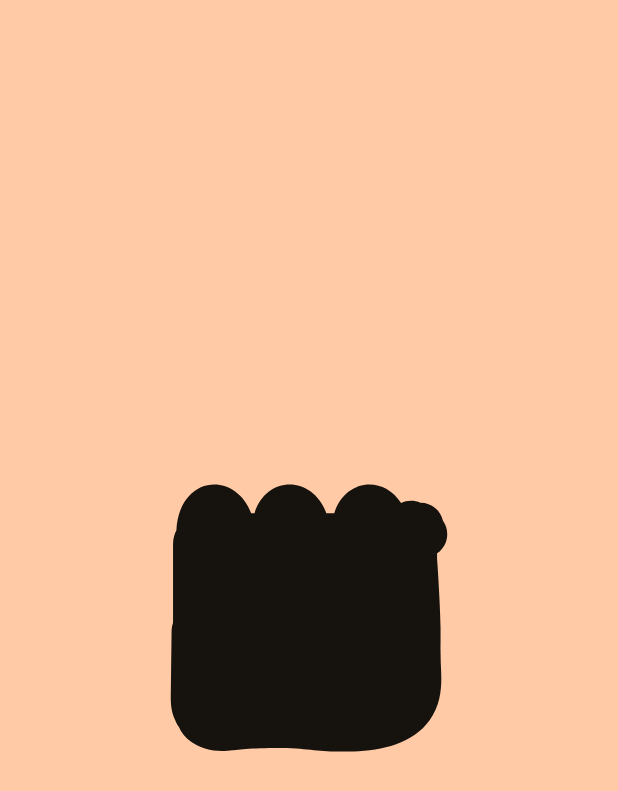
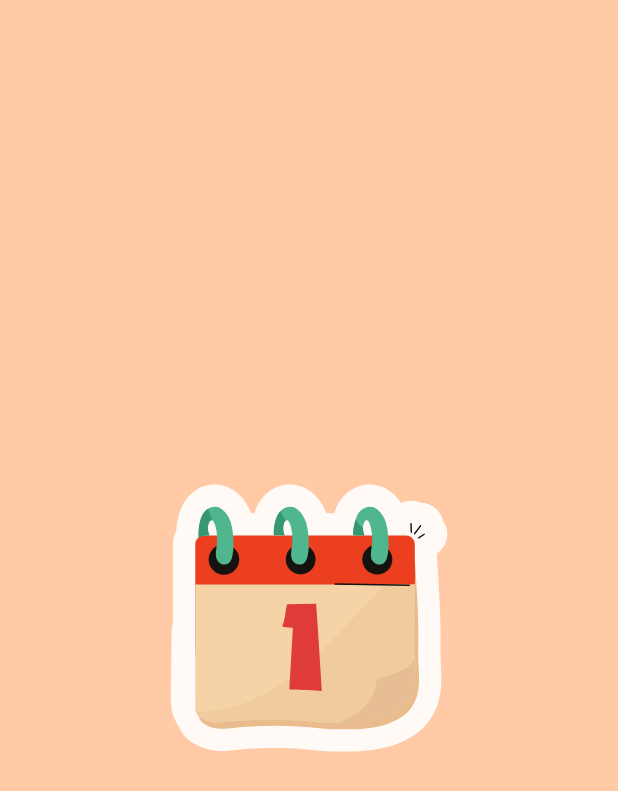
Before and after one commit to Vuoncog/Calendar_App, an Android app built with Jetpack Compose: the first screen one second after launch (MainActivity), on a phone screen of 412 x 824 dp. Shown: the top 791 px of the screen. Run offline under Robolectric (Android 15) with nearby library versions, the phone set to English and light mode, and no system bars; our stand-ins replace Dagger/Hilt's generated code, Firebase (no records; nobody signed in at launch, a user with empty details on screens opened directly), accompanist.

Commit message:
[Update] Change Icon App

```diff
--- a/app/src/main/AndroidManifest.xml
+++ b/app/src/main/AndroidManifest.xml
@@ -14,8 +14,8 @@
         android:allowBackup="true"
         android:dataExtractionRules="@xml/data_extraction_rules"
         android:fullBackupContent="@xml/backup_rules"
-        android:icon="@mipmap/ic_launcher"
-        android:label="@string/app_name"
+        android:icon="@drawable/scheme_logo"
+        android:label="@string/scheme"
         android:roundIcon="@mipmap/ic_launcher_round"
         android:supportsRtl="true"
         android:theme="@style/Theme.TaskManagementApp"
--- a/app/src/main/java/com/example/taskmanagementapp/ui/screens/AnimatedSplashScreen.kt
+++ b/app/src/main/java/com/example/taskmanagementapp/ui/screens/AnimatedSplashScreen.kt
@@ -2,6 +2,7 @@ package com.example.taskmanagementapp.ui.screens
 
 import androidx.compose.animation.core.animateFloatAsState
 import androidx.compose.animation.core.tween
+import androidx.compose.foundation.Image
 import androidx.compose.foundation.background
 import androidx.compose.foundation.layout.Box
 import androidx.compose.foundation.layout.fillMaxSize
@@ -52,7 +53,7 @@ fun Splash(
         .fillMaxSize()
         .alpha(alpha),
     contentAlignment = Alignment.Center){
-        Icon(
+        Image(
             modifier = Modifier.size(192.dp),
             imageVector = ImageVector.vectorResource(id = R.drawable.scheme_logo),
             contentDescription = "Scheme Logo",
--- a/app/src/main/res/values/strings.xml
+++ b/app/src/main/res/values/strings.xml
@@ -24,4 +24,5 @@
     <string name="web_client_id">857152289786-lhqaca4ekukvqdn10e82ho10oikvm2m2.apps.googleusercontent.com</string>
     <string name="facebook_app_id">962013951499621</string>
     <string name="facebook_client_token">5ef2f9e51db7003987162f58f42d0e20</string>
+    <string name="scheme">ScheMe</string>
 </resources>
```
